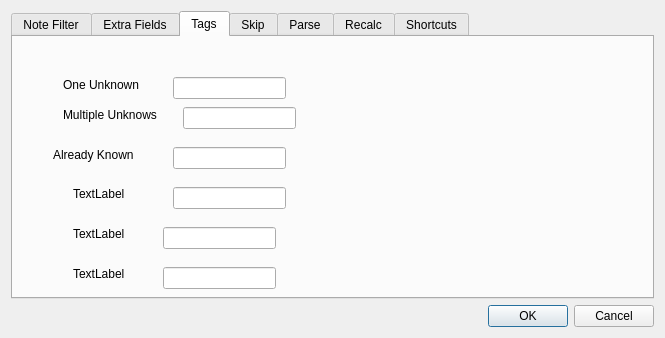
The window that ankimorphs/ui/preferences_dialog.ui (mortii/anki-morphs) describes before a commit, drawn with Qt 5.
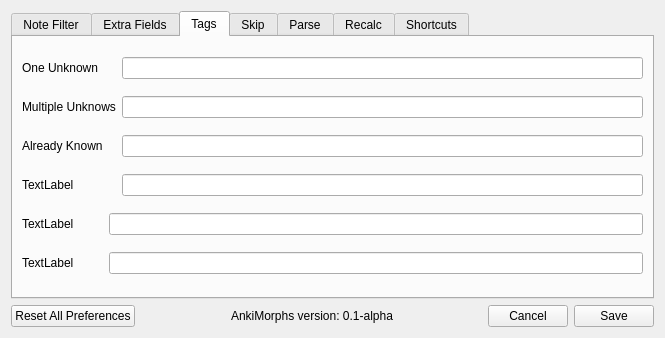
The same window after the commit. The open tabs and pages were chosen to show the change.

```diff
--- a/ankimorphs/ui/preferences_dialog.ui
+++ b/ankimorphs/ui/preferences_dialog.ui
@@ -13,8 +13,8 @@
   <property name="windowTitle">
    <string>AnkiMorph Preferences</string>
   </property>
-  <layout class="QVBoxLayout" name="verticalLayout">
-   <item>
+  <layout class="QGridLayout" name="gridLayout_2">
+   <item row="0" column="0">
     <widget class="QTabWidget" name="tabWidget">
      <property name="currentIndex">
       <number>0</number>
@@ -98,144 +98,68 @@
       <attribute name="title">
        <string>Tags</string>
       </attribute>
-      <widget class="QLabel" name="label">
-       <property name="geometry">
-        <rect>
-         <x>50</x>
-         <y>40</y>
-         <width>91</width>
-         <height>16</height>
-        </rect>
-       </property>
-       <property name="text">
-        <string>One Unknown</string>
-       </property>
-      </widget>
+      <layout class="QGridLayout" name="gridLayout_3">
+       <item row="1" column="0" colspan="2">
       <widget class="QLabel" name="label_2">
-       <property name="geometry">
-        <rect>
-         <x>50</x>
-         <y>70</y>
-         <width>111</width>
-         <height>16</height>
-        </rect>
-       </property>
        <property name="text">
         <string>Multiple Unknows</string>
        </property>
       </widget>
+       </item>
+       <item row="0" column="2">
+        <widget class="QLineEdit" name="lineEdit"/>
+       </item>
+       <item row="5" column="1" colspan="2">
+        <widget class="QLineEdit" name="lineEdit_6"/>
+       </item>
+       <item row="3" column="2">
+        <widget class="QLineEdit" name="lineEdit_4"/>
+       </item>
+       <item row="1" column="2">
+        <widget class="QLineEdit" name="lineEdit_2"/>
+       </item>
+       <item row="2" column="0">
       <widget class="QLabel" name="label_3">
-       <property name="geometry">
-        <rect>
-         <x>40</x>
-         <y>110</y>
-         <width>91</width>
-         <height>16</height>
-        </rect>
-       </property>
        <property name="text">
         <string>Already Known</string>
        </property>
       </widget>
+       </item>
+       <item row="3" column="0">
       <widget class="QLabel" name="label_4">
-       <property name="geometry">
-        <rect>
-         <x>60</x>
-         <y>150</y>
-         <width>57</width>
-         <height>14</height>
-        </rect>
-       </property>
        <property name="text">
         <string>TextLabel</string>
        </property>
       </widget>
-      <widget class="QLabel" name="label_5">
-       <property name="geometry">
-        <rect>
-         <x>60</x>
-         <y>190</y>
-         <width>57</width>
-         <height>14</height>
-        </rect>
-       </property>
-       <property name="text">
-        <string>TextLabel</string>
-       </property>
-      </widget>
+       </item>
+       <item row="2" column="2">
+        <widget class="QLineEdit" name="lineEdit_3"/>
+       </item>
+       <item row="5" column="0">
       <widget class="QLabel" name="label_6">
-       <property name="geometry">
-        <rect>
-         <x>60</x>
-         <y>230</y>
-         <width>57</width>
-         <height>14</height>
-        </rect>
-       </property>
        <property name="text">
         <string>TextLabel</string>
        </property>
       </widget>
-      <widget class="QLineEdit" name="lineEdit">
-       <property name="geometry">
-        <rect>
-         <x>160</x>
-         <y>40</y>
-         <width>113</width>
-         <height>22</height>
-        </rect>
-       </property>
-      </widget>
-      <widget class="QLineEdit" name="lineEdit_2">
-       <property name="geometry">
-        <rect>
-         <x>170</x>
-         <y>70</y>
-         <width>113</width>
-         <height>22</height>
-        </rect>
-       </property>
-      </widget>
-      <widget class="QLineEdit" name="lineEdit_3">
-       <property name="geometry">
-        <rect>
-         <x>160</x>
-         <y>110</y>
-         <width>113</width>
-         <height>22</height>
-        </rect>
-       </property>
-      </widget>
-      <widget class="QLineEdit" name="lineEdit_4">
-       <property name="geometry">
-        <rect>
-         <x>160</x>
-         <y>150</y>
-         <width>113</width>
-         <height>22</height>
-        </rect>
-       </property>
-      </widget>
-      <widget class="QLineEdit" name="lineEdit_5">
-       <property name="geometry">
-        <rect>
-         <x>150</x>
-         <y>190</y>
-         <width>113</width>
-         <height>22</height>
-        </rect>
-       </property>
-      </widget>
-      <widget class="QLineEdit" name="lineEdit_6">
-       <property name="geometry">
-        <rect>
-         <x>150</x>
-         <y>230</y>
-         <width>113</width>
-         <height>22</height>
-        </rect>
-       </property>
-      </widget>
+       </item>
+       <item row="0" column="0">
+        <widget class="QLabel" name="label">
+         <property name="text">
+          <string>One Unknown</string>
+         </property>
+        </widget>
+       </item>
+       <item row="4" column="0">
+        <widget class="QLabel" name="label_5">
+         <property name="text">
+          <string>TextLabel</string>
+         </property>
+        </widget>
+       </item>
+       <item row="4" column="1" colspan="2">
+        <widget class="QLineEdit" name="lineEdit_5"/>
+       </item>
+      </layout>
      </widget>
      <widget class="QWidget" name="tab_3">
       <attribute name="title">
@@ -307,15 +231,63 @@
      </widget>
     </widget>
    </item>
+   <item row="1" column="0">
+    <layout class="QHBoxLayout" name="horizontalLayout_2">
    <item>
-    <widget class="QDialogButtonBox" name="buttonBox">
+      <widget class="QPushButton" name="pushButton">
+       <property name="text">
+        <string>Reset All Preferences</string>
+       </property>
+      </widget>
+     </item>
+     <item>
+      <spacer name="horizontalSpacer_2">
      <property name="orientation">
       <enum>Qt::Horizontal</enum>
      </property>
-     <property name="standardButtons">
-      <set>QDialogButtonBox::Cancel|QDialogButtonBox::Ok</set>
-     </property>
-    </widget>
+       <property name="sizeHint" stdset="0">
+        <size>
+         <width>40</width>
+         <height>20</height>
+        </size>
+       </property>
+      </spacer>
+     </item>
+     <item>
+      <widget class="QLabel" name="label_7">
+       <property name="text">
+        <string>AnkiMorphs version: 0.1-alpha</string>
+       </property>
+      </widget>
+     </item>
+     <item>
+      <spacer name="horizontalSpacer_3">
+       <property name="orientation">
+        <enum>Qt::Horizontal</enum>
+       </property>
+       <property name="sizeHint" stdset="0">
+        <size>
+         <width>40</width>
+         <height>20</height>
+        </size>
+       </property>
+      </spacer>
+     </item>
+     <item>
+      <widget class="QPushButton" name="pushButton_4">
+       <property name="text">
+        <string>Cancel</string>
+       </property>
+      </widget>
+     </item>
+     <item>
+      <widget class="QPushButton" name="pushButton_3">
+       <property name="text">
+        <string>Save</string>
+       </property>
+      </widget>
+     </item>
+    </layout>
    </item>
   </layout>
  </widget>
```
Left out of the diff: 119 changed lines with no effect on the pictures. Lines whose indentation alone changed are shown as unchanged.
